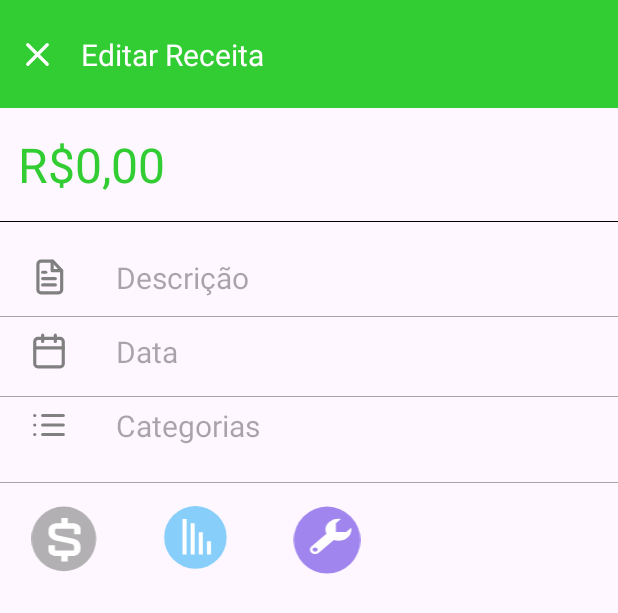
After one commit to brubs-ads/Desenvolvimento-para-dispositivos-moveis, an Android app: the layout activity_edit_revenue.xml on its own in the app's theme, with its tools: preview values and no code run, on a phone screen of 412 x 824 dp. The commit adds this screen. Shown: the top 613 px of the screen. Run offline under Robolectric (Android 15) with nearby library versions, the phone set to English and light mode, and no system bars.

Commit message:
revenues

```diff
--- /dev/null
+++ b/app/src/main/res/layout/activity_edit_revenue.xml
@@ -0,0 +1,179 @@
+<?xml version="1.0" encoding="utf-8"?>
+<androidx.constraintlayout.widget.ConstraintLayout xmlns:android="http://schemas.android.com/apk/res/android"
+    xmlns:tools="http://schemas.android.com/tools"
+    android:layout_width="match_parent"
+    android:layout_height="match_parent"
+    android:orientation="vertical"
+    xmlns:app="http://schemas.android.com/apk/res-auto">
+
+    <View
+        android:id="@+id/view"
+        android:layout_width="0dp"
+        android:layout_height="72dp"
+        app:layout_constraintTop_toTopOf="parent"
+        app:layout_constraintStart_toStartOf="parent"
+        app:layout_constraintEnd_toEndOf="parent"
+        android:background="@color/green"/>
+
+    <androidx.appcompat.widget.AppCompatImageView
+        android:id="@+id/image_fechar_x_revenue"
+        android:layout_width="26dp"
+        android:layout_height="26dp"
+        android:src="@drawable/fechar_x"
+        app:tint="@color/white"
+        app:layout_constraintBottom_toBottomOf="@id/view"
+        app:layout_constraintTop_toTopOf="@id/view"
+        app:layout_constraintStart_toStartOf="parent"
+        android:layout_marginStart="12dp"/>
+
+    <androidx.appcompat.widget.AppCompatTextView
+        android:layout_width="wrap_content"
+        android:layout_height="wrap_content"
+        android:text="@string/editar_receita"
+        app:layout_constraintStart_toEndOf="@id/image_fechar_x_revenue"
+        app:layout_constraintBottom_toBottomOf="@id/image_fechar_x_revenue"
+        app:layout_constraintTop_toTopOf="@id/image_fechar_x_revenue"
+        android:layout_marginStart="16dp"
+        android:textColor="@color/white"
+        android:textSize="20sp"/>
+
+<TextView
+    android:id="@+id/valor_receita"
+    android:layout_width="wrap_content"
+    android:layout_height="wrap_content"
+    android:text="@string/valor_receita"
+    android:layout_marginTop="16dp"
+    android:textSize="32sp"
+    android:textColor="@color/green"
+    android:layout_marginStart="12dp"
+    app:layout_constraintTop_toBottomOf="@id/view"
+    app:layout_constraintStart_toStartOf="parent"/>
+
+    <ImageView
+        android:id="@+id/image_dash_underline"
+        android:layout_width="match_parent"
+        android:layout_height="wrap_content"
+        app:srcCompat="@drawable/dash_underline"
+        android:layout_marginTop="16dp"
+        app:layout_constraintTop_toBottomOf="@+id/valor_receita"
+        app:tint="@color/black"/>
+
+    <ImageView
+        android:id="@+id/image_descricao"
+        android:layout_width="65dp"
+        android:layout_height="25dp"
+        app:srcCompat="@drawable/salario_mensal"
+        android:layout_marginTop="24dp"
+        app:layout_constraintTop_toBottomOf="@+id/image_dash_underline"
+        tools:ignore="MissingConstraints" />
+
+   <EditText
+       android:id="@+id/descricao"
+       android:layout_width="0dp"
+       android:layout_height="wrap_content"
+       android:hint="@string/descricao"
+       android:background="@null"
+       app:layout_constraintStart_toEndOf="@+id/image_descricao"
+       app:layout_constraintEnd_toEndOf="parent"
+       app:layout_constraintTop_toTopOf="@id/image_descricao"
+       app:layout_constraintBottom_toBottomOf="@id/image_descricao"
+       android:padding="12dp"
+       android:textSize="20sp"/>
+
+    <ImageView
+        android:id="@+id/image_dash_underline_descricao"
+        android:layout_width="match_parent"
+        android:layout_height="wrap_content"
+        app:srcCompat="@drawable/dash_underline"
+        android:layout_marginTop="0dp"
+        app:layout_constraintTop_toBottomOf="@+id/descricao"
+        app:tint="@color/text_warning"/>
+
+
+    <ImageView
+        android:id="@+id/image_data"
+        android:layout_width="65dp"
+        android:layout_height="25dp"
+        app:srcCompat="@drawable/data"
+        android:layout_marginTop="24dp"
+        app:layout_constraintTop_toBottomOf="@+id/image_descricao"
+        tools:ignore="MissingConstraints" />
+<EditText
+    android:id="@+id/data"
+    android:layout_width="0dp"
+    android:layout_height="wrap_content"
+    android:hint="@string/data"
+    android:background="@null"
+    app:layout_constraintStart_toEndOf="@+id/image_data"
+    app:layout_constraintEnd_toEndOf="parent"
+    app:layout_constraintTop_toTopOf="@id/image_data"
+    app:layout_constraintBottom_toBottomOf="@id/image_data"
+    android:padding="12dp"
+    android:textSize="20sp"/>
+
+<ImageView
+    android:id="@+id/image_dash_underline_data"
+    android:layout_width="match_parent"
+    android:layout_height="wrap_content"
+    app:srcCompat="@drawable/dash_underline"
+    android:layout_marginTop="4dp"
+    app:layout_constraintTop_toBottomOf="@+id/data"
+    app:tint="@color/text_warning"/>
+
+    <ImageView
+        android:id="@+id/image_categoria"
+        android:layout_width="65dp"
+        android:layout_height="25dp"
+        android:layout_marginTop="24dp"
+        app:layout_constraintTop_toBottomOf="@+id/image_data"
+        app:srcCompat="@drawable/categoria"
+        tools:ignore="MissingConstraints" />
+
+    <TextView
+        android:id="@+id/categorias"
+        android:layout_width="0dp"
+        android:layout_height="wrap_content"
+        android:hint="@string/categorias"
+        android:background="@null"
+        app:layout_constraintStart_toEndOf="@+id/image_categoria"
+        app:layout_constraintEnd_toEndOf="parent"
+        app:layout_constraintTop_toTopOf="@id/image_categoria"
+        app:layout_constraintBottom_toBottomOf="@id/image_categoria"
+        android:padding="12dp"
+        android:textSize="20sp"/>
+
+    <ImageView
+        android:id="@+id/image_dash_underline_categorias"
+        android:layout_width="match_parent"
+        android:layout_height="wrap_content"
+        android:layout_marginTop="12dp"
+        app:layout_constraintTop_toBottomOf="@+id/categorias"
+        app:srcCompat="@drawable/dash_underline"
+        app:tint="@color/text_warning"/>
+
+    <ImageView
+        android:id="@+id/image_salario"
+        android:layout_width="85dp"
+        android:layout_height="45dp"
+        android:layout_marginTop="28dp"
+        app:layout_constraintTop_toBottomOf="@+id/categorias"
+        app:layout_constraintLeft_toLeftOf="parent"
+        app:srcCompat="@drawable/salario"
+        tools:ignore="MissingConstraints" />
+
+    <ImageView
+        android:id="@+id/image_investimento"
+        android:layout_width="90dp"
+        android:layout_height="50dp"
+        app:srcCompat="@drawable/investimento"
+        app:layout_constraintTop_toTopOf="@id/image_salario"
+        app:layout_constraintStart_toEndOf="@id/image_salario"/>
+
+    <ImageView
+        android:id="@+id/servicos"
+        android:layout_width="85dp"
+        android:layout_height="45dp"
+        app:srcCompat="@drawable/servi_os"
+        app:layout_constraintTop_toTopOf="@id/image_investimento"
+        app:layout_constraintStart_toEndOf="@id/image_investimento"/>
+</androidx.constraintlayout.widget.ConstraintLayout>
--- /dev/null
+++ b/app/src/main/res/layout/activity_new_revenue.xml
@@ -0,0 +1,40 @@
+<?xml version="1.0" encoding="utf-8"?>
+<androidx.constraintlayout.widget.ConstraintLayout xmlns:android="http://schemas.android.com/apk/res/android"
+    xmlns:tools="http://schemas.android.com/tools"
+    android:layout_width="match_parent"
+    android:layout_height="match_parent"
+    xmlns:app="http://schemas.android.com/apk/res-auto">
+
+
+    <View
+        android:id="@+id/view"
+        android:layout_width="0dp"
+        android:layout_height="72dp"
+        app:layout_constraintTop_toTopOf="parent"
+        app:layout_constraintStart_toStartOf="parent"
+        app:layout_constraintEnd_toEndOf="parent"
+        android:background="@color/green"/>
+
+    <androidx.appcompat.widget.AppCompatImageView
+        android:id="@+id/image_fechar_x_revenue"
+        android:layout_width="26dp"
+        android:layout_height="26dp"
+        android:src="@drawable/fechar_x"
+        app:tint="@color/white"
+        app:layout_constraintBottom_toBottomOf="@id/view"
+        app:layout_constraintTop_toTopOf="@id/view"
+        app:layout_constraintStart_toStartOf="parent"
+        android:layout_marginStart="12dp"/>
+
+    <androidx.appcompat.widget.AppCompatTextView
+        android:layout_width="wrap_content"
+        android:layout_height="wrap_content"
+        android:text="@string/nova_receita"
+        app:layout_constraintStart_toEndOf="@id/image_fechar_x_revenue"
+        app:layout_constraintBottom_toBottomOf="@id/image_fechar_x_revenue"
+        app:layout_constraintTop_toTopOf="@id/image_fechar_x_revenue"
+        android:layout_marginStart="16dp"
+        android:textColor="@color/white"
+        android:textSize="20sp"/>
+
+</androidx.constraintlayout.widget.ConstraintLayout>
--- a/app/src/main/res/values/colors.xml
+++ b/app/src/main/res/values/colors.xml
@@ -6,5 +6,8 @@
     <color name="blue_main">#6495ED</color>
     <color name="text_second">#808080</color>
     <color name="text_warning">#A6A6A6</color>
+    <color name="green">#32CD32</color>
+
+
 
 </resources>
--- a/app/src/main/res/values/strings.xml
+++ b/app/src/main/res/values/strings.xml
@@ -83,6 +83,12 @@
     <!-- TODO: Remove or change this placeholder text -->
     <string name="hello_blank_fragment">Hello blank fragment</string>
     <string name="have_account">Já Tenho uma Conta!</string>
+    <string name="nova_receita">Nova Receita</string>
+    <string name="editar_receita">Editar Receita</string>
+    <string name="valor_receita">R$0,00</string>
+    <string name="descricao">Descrição</string>
+    <string name="data">Data</string>
+    <string name="categorias">Categorias</string>
 
 
 </resources>
```
